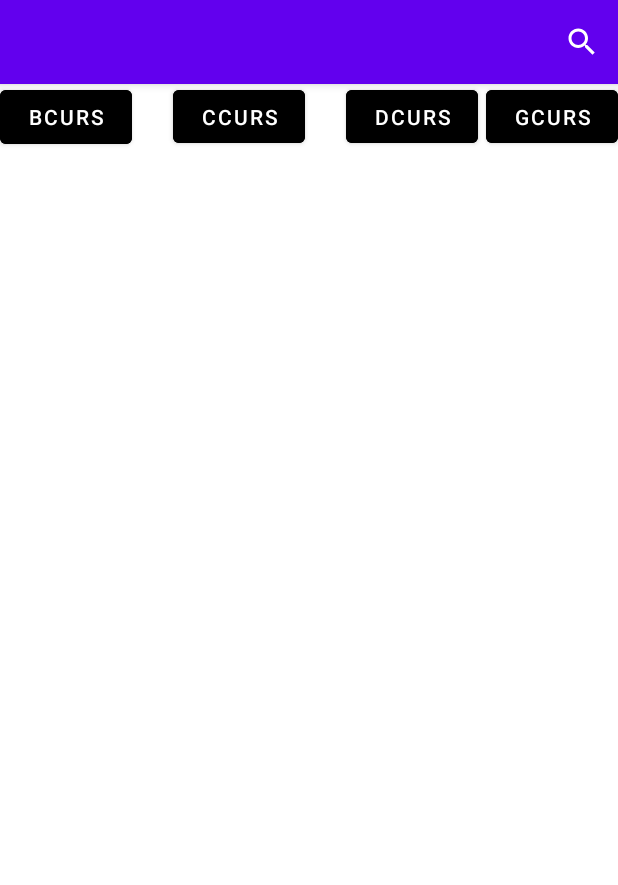
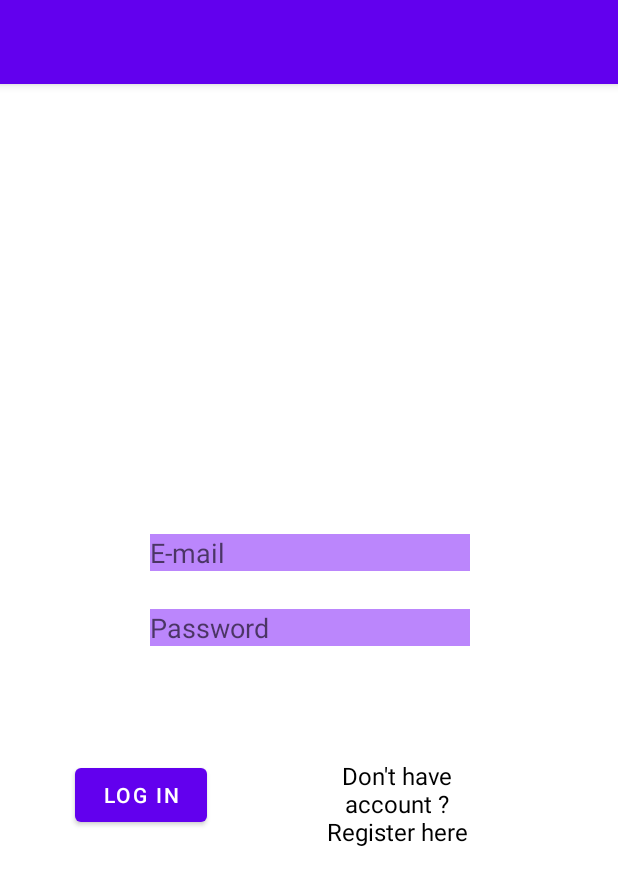
Before and after one commit to Kapikowy1/FitnessApp, an Android app: the screen it shows after launch (MainActivity before the commit, LoginActivity after it), on a phone screen of 412 x 824 dp. Shown: the top 885 px of the screen. Run offline under Robolectric (Android 15) with nearby library versions, the phone set to English and light mode, and no system bars; our stand-ins replace Firebase (no records; nobody signed in at launch, a user with empty details on screens opened directly).

Commit message:
dodanie logowania,logowania,rejestracji

```diff
--- a/TestProject/app/build.gradle
+++ b/TestProject/app/build.gradle
@@ -27,6 +27,9 @@ android {
         sourceCompatibility JavaVersion.VERSION_1_8
         targetCompatibility JavaVersion.VERSION_1_8
     }
+    buildFeatures {
+        viewBinding true
+    }
 }
 
 dependencies {
@@ -41,6 +44,8 @@ dependencies {
     implementation 'androidx.cardview:cardview:1.0.0'
     implementation 'com.github.bumptech.glide:glide:4.12.0'
     implementation 'de.hdodenhof:circleimageview:3.1.0'
+    implementation 'androidx.navigation:navigation-fragment:2.5.2'
+    implementation 'androidx.navigation:navigation-ui:2.5.2'
 
     testImplementation 'junit:junit:4.13.2'
     androidTestImplementation 'androidx.test.ext:junit:1.1.5'
--- /dev/null
+++ b/TestProject/app/src/main/java/com/example/testproject/FavAdapter.java
@@ -0,0 +1,4 @@
+package com.example.testproject;
+
+public class FavAdapter {
+}
--- /dev/null
+++ b/TestProject/app/src/main/java/com/example/testproject/LoginActivity.java
@@ -0,0 +1,90 @@
+package com.example.testproject;
+
+import androidx.annotation.NonNull;
+import androidx.appcompat.app.AppCompatActivity;
+
+import android.content.Intent;
+import android.os.Bundle;
+import android.view.View;
+import android.widget.Button;
+import android.widget.EditText;
+import android.widget.TextView;
+import android.widget.Toast;
+
+import com.google.android.gms.tasks.OnCompleteListener;
+import com.google.android.gms.tasks.Task;
+import com.google.firebase.auth.AuthResult;
+import com.google.firebase.auth.FirebaseAuth;
+import com.google.firebase.database.DatabaseReference;
+import com.google.firebase.database.FirebaseDatabase;
+
+public class LoginActivity extends AppCompatActivity {
+
+    TextView tv;
+
+    Button Btn;
+    EditText Email,Password;
+    String email,password;
+    FirebaseAuth mAuth;
+
+    @Override
+    protected void onCreate(Bundle savedInstanceState) {
+        super.onCreate(savedInstanceState);
+        setContentView(R.layout.activity_login);
+        Email=findViewById(R.id.u_email);
+        Password=findViewById(R.id.u_password);
+        Btn =findViewById(R.id.loginBtn);
+        tv =findViewById(R.id.switch1);
+        mAuth=FirebaseAuth.getInstance();
+
+        FirebaseDatabase database = FirebaseDatabase.getInstance();
+        DatabaseReference myRef = database.getReference("message");
+
+        myRef.setValue("Hello, World!");
+
+        tv.setOnClickListener(new View.OnClickListener() {
+            @Override
+            public void onClick(View v) {
+                Intent intent=new Intent(getApplicationContext(),RegisterActivity.class);
+                startActivity(intent);
+            }
+        });
+
+        Btn.setOnClickListener(new View.OnClickListener() {
+            @Override
+            public void onClick(View v) {
+
+                email = Email.getText().toString().trim();
+                password = Password.getText().toString();
+
+                if(email.equals("")){
+                    Email.setError("Username required");
+                }
+                else if(password.equals("")){
+                    Password.setError("email required");
+                }
+                else {
+                    authenticationUser(email,password);
+                }
+            }
+        });
+    }
+
+    private void authenticationUser(String email, String password) {
+        mAuth.signInWithEmailAndPassword(email,password).addOnCompleteListener(new OnCompleteListener<AuthResult>() {
+            @Override
+            public void onComplete(@NonNull Task<AuthResult> task) {
+                if (task.isSuccessful()) {
+                    Toast.makeText(LoginActivity.this,"Login Succesful",Toast.LENGTH_SHORT).show();
+                    Intent intent=new Intent(getApplicationContext(),MainActivity.class);
+                    startActivity(intent);
+                }
+                else{
+                    Toast.makeText(LoginActivity.this,"error",Toast.LENGTH_SHORT).show();
+                }
+            }
+        });
+    }
+
+
+}
--- /dev/null
+++ b/TestProject/app/src/main/res/layout/activity_login.xml
@@ -0,0 +1,58 @@
+<?xml version="1.0" encoding="utf-8"?>
+
+<RelativeLayout xmlns:android="http://schemas.android.com/apk/res/android"
+    xmlns:app="http://schemas.android.com/apk/res-auto"
+    xmlns:tools="http://schemas.android.com/tools"
+    android:layout_width="match_parent"
+    android:layout_height="match_parent"
+    tools:context=".LoginActivity">
+
+
+
+    <TextView
+        android:textColor="@color/black"
+        android:id="@+id/switch1"
+        android:layout_width="130dp"
+        android:gravity="center"
+        android:textSize="16sp"
+        android:layout_height="wrap_content"
+        android:text="Don't have account ? Register here"
+        android:layout_marginTop="450dp"
+        android:layout_marginLeft="200dp"
+
+        />
+    <Button
+        android:id="@+id/loginBtn"
+        android:layout_width="wrap_content"
+        android:layout_height="wrap_content"
+        android:text="Log in"
+        android:layout_marginTop="450dp"
+        android:layout_marginLeft="50dp"
+        />
+
+    <EditText
+        android:id="@+id/u_email"
+        android:layout_width="wrap_content"
+        android:layout_height="wrap_content"
+        android:ems="10"
+        android:hint="E-mail"
+        android:background="@color/purple_200"
+        android:inputType="textEmailAddress"
+        android:layout_marginTop="300dp"
+        android:layout_marginLeft="100dp"
+
+        />
+
+    <EditText
+        android:id="@+id/u_password"
+        android:layout_width="wrap_content"
+        android:layout_height="wrap_content"
+        android:hint="Password"
+
+        android:ems="10"
+        android:background="@color/purple_200"
+        android:inputType="textPassword"
+        android:layout_marginTop="350dp"
+        android:layout_marginLeft="100dp" />
+
+</RelativeLayout>
--- /dev/null
+++ b/TestProject/app/src/main/res/values-land/dimens.xml
@@ -0,0 +1,3 @@
+<resources>
+      <dimen name="fab_margin">48dp</dimen>
+   </resources>
--- /dev/null
+++ b/TestProject/app/src/main/res/values-w600dp/dimens.xml
@@ -0,0 +1,3 @@
+<resources>
+      <dimen name="fab_margin">48dp</dimen>
+   </resources>
--- /dev/null
+++ b/TestProject/app/src/main/res/values/dimens.xml
@@ -0,0 +1,3 @@
+<resources>
+      <dimen name="fab_margin">16dp</dimen>
+   </resources>
--- a/TestProject/app/src/main/res/values/themes.xml
+++ b/TestProject/app/src/main/res/values/themes.xml
@@ -13,4 +13,10 @@
         <item name="android:statusBarColor">?attr/colorPrimaryVariant</item>
         <!-- Customize your theme here. -->
     </style>
+    <style name="Theme.TestProject.NoActionBar">
+        <item name="windowActionBar">false</item>
+        <item name="windowNoTitle">true</item>
+    </style>
+    <style name="Theme.TestProject.AppBarOverlay" parent="ThemeOverlay.AppCompat.Dark.ActionBar" />
+    <style name="Theme.TestProject.PopupOverlay" parent="ThemeOverlay.AppCompat.Light" />
 </resources>
```
Also changed, not shown: TestProject/app/src/main/AndroidManifest.xml (+24 -4 lines), TestProject/app/src/main/java/com/example/testproject/MainActivity.java (+47 -40 lines), TestProject/app/src/main/java/com/example/testproject/RecipeStorageActivity.java (added, +88 -0 lines), TestProject/app/src/main/java/com/example/testproject/RegisterActivity.java (added, +95 -0 lines), TestProject/app/src/main/java/com/example/testproject/TeacherActivity.java (+19 -10 lines), TestProject/app/src/main/res/layout/activity_recipe_storage.xml (added, +35 -0 lines), TestProject/app/src/main/res/layout/activity_register.xml (added, +70 -0 lines), TestProject/app/src/main/res/values/strings.xml (+9 -0 lines).
